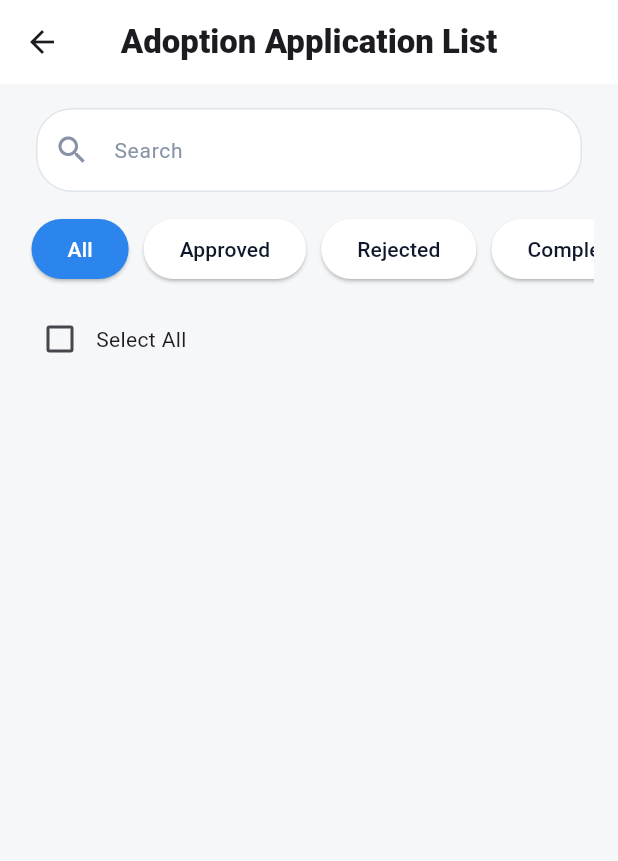
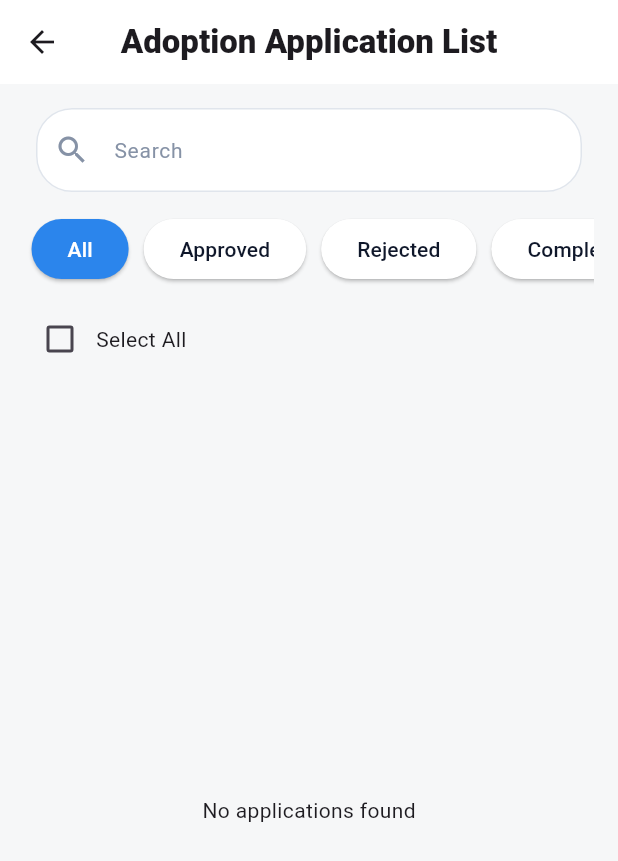
Before and after one commit to AlexHong04/pawhub, a Flutter app: the AdoptionApplicationListPage screen opened directly, on a phone screen of 412 x 824 dp. Shown: the top 861 px of the screen. Run offline on Flutter 3.47's test engine with Material 3 defaults, Android fonts, the phone set to English and light mode, and no system bars; our stand-ins replace font_awesome_flutter, geolocator, google_maps_flutter, image_picker, pin_code_fields, printing and 4 more; missing offline and left inert: flutter_stripe, google_mlkit_text_recognition, mobile_scanner; accounts and stored records are empty.

Commit message:
adjust UI to add loading indicator

```diff
--- a/lib/module/petAdoption/presentation/adoption_application_list.dart
+++ b/lib/module/petAdoption/presentation/adoption_application_list.dart
@@ -307,7 +307,7 @@ class _AdoptionApplicationListState extends State<AdoptionApplicationListPage> {
     });
 
     if (_isLoading) {
-      return const Scaffold(body: Center(child: CircularProgressIndicator()));
+      return const Scaffold(backgroundColor: AppColors.background, body: Center(child: CircularProgressIndicator()));
     }
 
     return Scaffold(
@@ -681,6 +681,22 @@ class _AdoptionApplicationListState extends State<AdoptionApplicationListPage> {
   }
 
   Widget _buildApplicationList() {
+    if (_isLoading) {
+      return const Expanded(
+        child: Center(
+          child: CircularProgressIndicator(),
+        ),
+      );
+    }
+
+    if (_filteredApplications.isEmpty) {
+      return const Expanded(
+        child: Center(
+          child: Text("No applications found"),
+        ),
+      );
+    }
+
     return Expanded(
       child: ListView.builder(
         itemCount: _filteredApplications.length,
```
